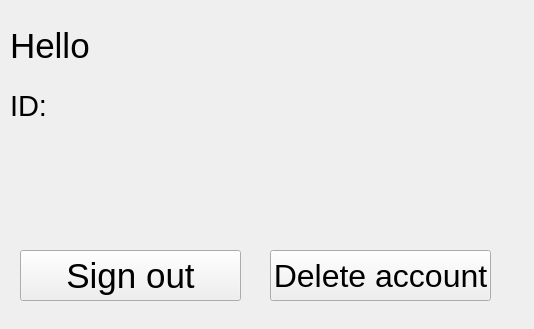
YuriyKabanenko/qt-firebase, file userpage.ui: the form before one commit.
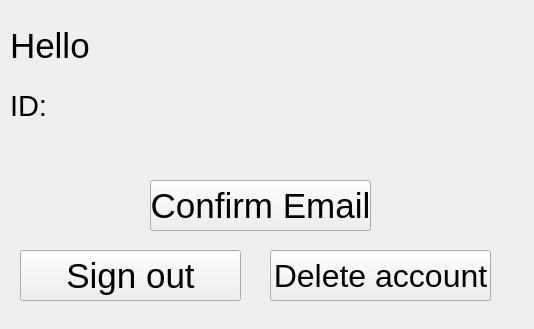
The form after the commit.

Commit message: Add email verification

```diff
--- a/userpage.ui
+++ b/userpage.ui
@@ -85,6 +85,24 @@
     <string>ID:</string>
    </property>
   </widget>
+  <widget class="QPushButton" name="confirmEmailButton">
+   <property name="geometry">
+    <rect>
+     <x>150</x>
+     <y>180</y>
+     <width>221</width>
+     <height>51</height>
+    </rect>
+   </property>
+   <property name="font">
+    <font>
+     <pointsize>26</pointsize>
+    </font>
+   </property>
+   <property name="text">
+    <string>Confirm Email</string>
+   </property>
+  </widget>
  </widget>
  <resources/>
  <connections/>
```
The commit also changes 8 other files.
